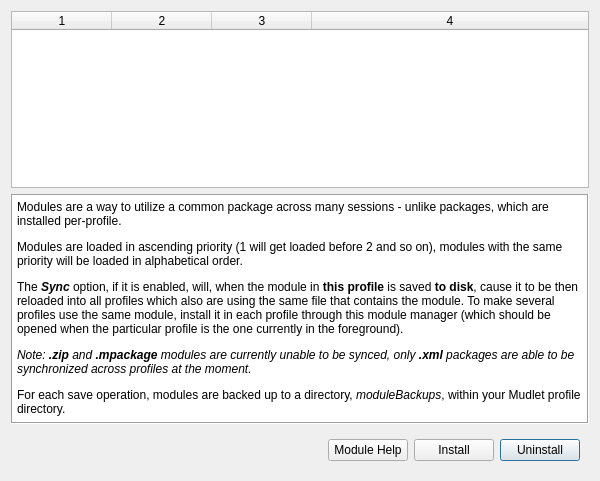
Qt form src/ui/module_manager.ui (Mudlet/Mudlet) before a commit.
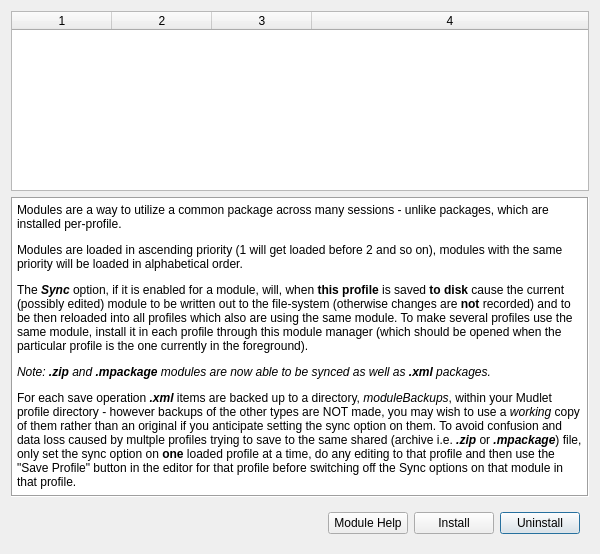
The same form after that commit.

Commit message: BugFix: module creation can now include sub-directories

The edit to the form file:
```diff
--- a/src/ui/module_manager.ui
+++ b/src/ui/module_manager.ui
@@ -7,7 +7,7 @@
     <x>0</x>
     <y>0</y>
     <width>600</width>
-    <height>481</height>
+    <height>554</height>
    </rect>
   </property>
   <property name="sizePolicy">
@@ -16,7 +16,7 @@
     <verstretch>0</verstretch>
    </sizepolicy>
   </property>
-  <layout class="QGridLayout" name="gridLayout" rowstretch="1,0,0" rowminimumheight="0,230,0">
+  <layout class="QGridLayout" name="gridLayout" rowstretch="1,0,0" rowminimumheight="0,300,0">
    <item row="0" column="0" colspan="2">
     <widget class="QTableWidget" name="moduleTable">
      <property name="sizePolicy">
@@ -78,11 +78,10 @@
      <property name="html">
       <string>&lt;html&gt;&lt;head/&gt;&lt;body&gt;&lt;p&gt;Modules are a way to utilize a common package across many sessions - unlike packages, which are installed per-profile.&lt;/p&gt;
 &lt;p&gt;Modules are loaded in ascending priority (1 will get loaded before 2 and so on), modules with the same priority will be loaded in alphabetical order.&lt;/p&gt;
-&lt;p&gt;The &lt;b&gt;&lt;i&gt;Sync&lt;/i&gt;&lt;/b&gt; option, if it is enabled, will, when the module in &lt;b&gt;this profile&lt;/b&gt; is saved &lt;b&gt;to disk&lt;/b&gt;, cause it to be then reloaded into all profiles which also are using the same file that contains the module. To make several profiles use the same module, install it in each profile through this module manager (which should be opened when the particular profile is the one currently in the foreground).&lt;/p&gt;&lt;p&gt;
-&lt;i&gt;Note: &lt;b&gt;.zip&lt;/b&gt; and &lt;b&gt;.mpackage&lt;/b&gt; modules are currently unable to be synced, only &lt;b&gt;.xml&lt;/b&gt; packages are able to be synchronized across profiles at the moment.&lt;/i&gt;&lt;/p&gt;
-&lt;p&gt;For each save operation, modules are backed up to a directory, &lt;i&gt;moduleBackups&lt;/i&gt;, within your Mudlet profile directory.&lt;/p&gt;
-&lt;/body&gt;&lt;/html&gt;</string>
-     </property>
+&lt;p&gt;The &lt;b&gt;&lt;i&gt;Sync&lt;/i&gt;&lt;/b&gt; option, if it is enabled for a module, will, when &lt;b&gt;this profile&lt;/b&gt; is saved &lt;b&gt;to disk&lt;/b&gt; cause the current (possibly edited) module to be written out to the file-system (otherwise changes are &lt;b&gt;not&lt;/b&gt; recorded) and to be then reloaded into all profiles which also are using the same module. To make several profiles use the same module, install it in each profile through this module manager (which should be opened when the particular profile is the one currently in the foreground).&lt;/p&gt;
+&lt;p&gt;&lt;i&gt;Note: &lt;b&gt;.zip&lt;/b&gt; and &lt;b&gt;.mpackage&lt;/b&gt; modules are now able to be synced as well as &lt;b&gt;.xml&lt;/b&gt; packages.&lt;/p&gt;
+&lt;p&gt;For each save operation &lt;b&gt;&lt;i&gt;.xml&lt;/i&gt;&lt;/b&gt; items are backed up to a directory, &lt;i&gt;moduleBackups&lt;/i&gt;, within your Mudlet profile directory - however backups of the other types are NOT made, you may wish to use a &lt;i&gt;working&lt;/i&gt; copy of them rather than an original if you anticipate setting the sync option on them. To avoid confusion and data loss caused by multple profiles trying to save to the same shared (archive i.e. &lt;b&gt;&lt;i&gt;.zip&lt;/i&gt;&lt;/b&gt; or &lt;b&gt;&lt;i&gt;.mpackage&lt;/i&gt;&lt;/b&gt;) file, only set the sync option on &lt;b&gt;one&lt;/b&gt; loaded profile at a time, do any editing to that profile and then use the &amp;quot;Save Profile&amp;quot; button in the editor for that profile before switching off the Sync options on that module in that profile.&lt;/p&gt;&lt;/body&gt;&lt;/html&gt;</string>
+</property>
      <property name="acceptRichText">
       <bool>false</bool>
      </property>
```
The commit also changes 9 other files.
